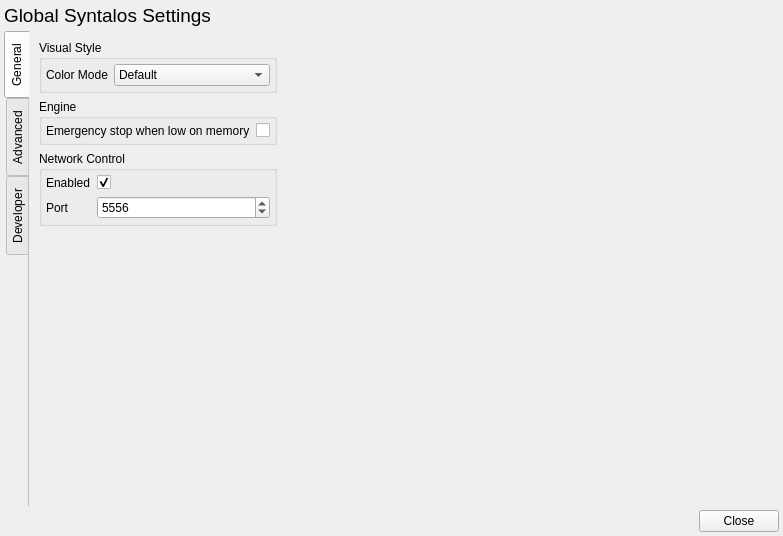
Before: the Qt Designer form src/globalconfigdialog.ui in syntalos/syntalos, drawn with Qt 5.
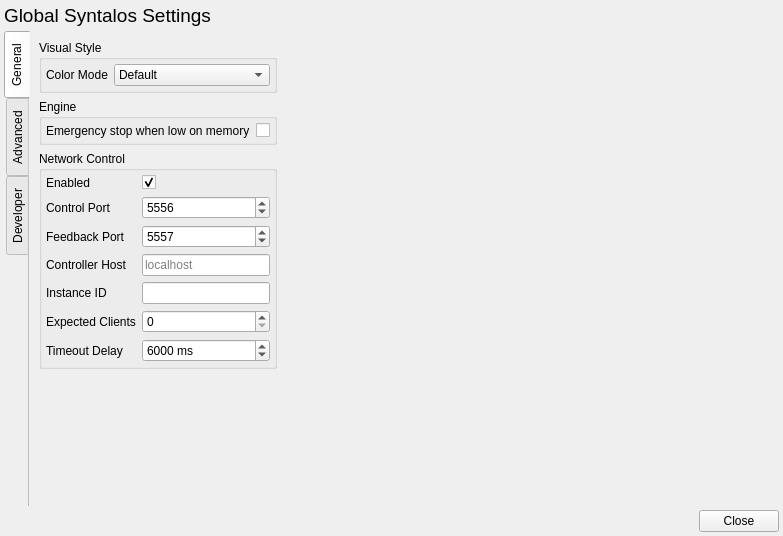
After: the same form once the commit is applied. Icons and pictures are not drawn.

Patch:
```diff
--- a/src/globalconfigdialog.ui
+++ b/src/globalconfigdialog.ui
@@ -198,7 +198,7 @@
              <item row="1" column="0">
               <widget class="QLabel" name="portLabel">
                <property name="text">
-                <string>Port</string>
+                <string>Control Port</string>
                </property>
               </widget>
              </item>
@@ -215,6 +215,112 @@
                </property>
               </widget>
              </item>
+             <item row="2" column="0">
+              <widget class="QLabel" name="lblNetFeedbackPort">
+               <property name="text">
+                <string>Feedback Port</string>
+               </property>
+              </widget>
+             </item>
+             <item row="2" column="1">
+              <widget class="QSpinBox" name="sbNetFeedbackPort">
+               <property name="toolTip">
+                <string>Port for receiving acknowledgments from listeners (controller binds here)</string>
+               </property>
+               <property name="minimum">
+                <number>1024</number>
+               </property>
+               <property name="maximum">
+                <number>65535</number>
+               </property>
+               <property name="value">
+                <number>5557</number>
+               </property>
+              </widget>
+             </item>
+             <item row="3" column="0">
+              <widget class="QLabel" name="lblNetHost">
+               <property name="text">
+                <string>Controller Host</string>
+               </property>
+              </widget>
+             </item>
+             <item row="3" column="1">
+              <widget class="QLineEdit" name="leNetHost">
+               <property name="toolTip">
+                <string>Hostname or IP of the network controller (used in listener mode only)</string>
+               </property>
+               <property name="placeholderText">
+                <string>localhost</string>
+               </property>
+              </widget>
+             </item>
+             <item row="4" column="0">
+              <widget class="QLabel" name="lblNetInstanceId">
+               <property name="text">
+                <string>Instance ID</string>
+               </property>
+              </widget>
+             </item>
+             <item row="4" column="1">
+              <widget class="QLineEdit" name="leNetInstanceId">
+               <property name="toolTip">
+                <string>&lt;html&gt;&lt;head/&gt;&lt;body&gt;&lt;p&gt;Short unique identifier for this Syntalos instance used in network messages.&lt;/p&gt;&lt;/body&gt;&lt;/html&gt;</string>
+               </property>
+              </widget>
+             </item>
+             <item row="5" column="0">
+              <widget class="QLabel" name="lblNetAckCount">
+               <property name="text">
+                <string>Expected Clients</string>
+               </property>
+              </widget>
+             </item>
+             <item row="5" column="1">
+              <widget class="QSpinBox" name="sbNetClientCount">
+               <property name="toolTip">
+                <string>Number of listener ACKs the controller must receive before proceeding (0 = fire-and-forget)</string>
+               </property>
+               <property name="minimum">
+                <number>0</number>
+               </property>
+               <property name="maximum">
+                <number>256</number>
+               </property>
+               <property name="value">
+                <number>0</number>
+               </property>
+              </widget>
+             </item>
+             <item row="6" column="0">
+              <widget class="QLabel" name="lblNetAckTimeout">
+               <property name="text">
+                <string>Timeout Delay</string>
+               </property>
+              </widget>
+             </item>
+             <item row="6" column="1">
+              <widget class="QSpinBox" name="sbNetTimeout">
+               <property name="toolTip">
+                <string>Maximum time to wait for listener ACKs before continuing or aborting (milliseconds)</string>
+               </property>
+               <property name="suffix">
+                <string> ms</string>
+               </property>
+               <property name="minimum">
+                <number>100</number>
+               </property>
+               <property name="maximum">
+                <number>120000</number>
+               </property>
+               <property name="singleStep">
+                <number>100</number>
+               </property>
+               <property name="value">
+                <number>6000</number>
+               </property>
+              </widget>
+             </item>
             </layout>
            </widget>
           </item>
```
Left out of the diff: 5 changed lines with no effect on the pictures.
